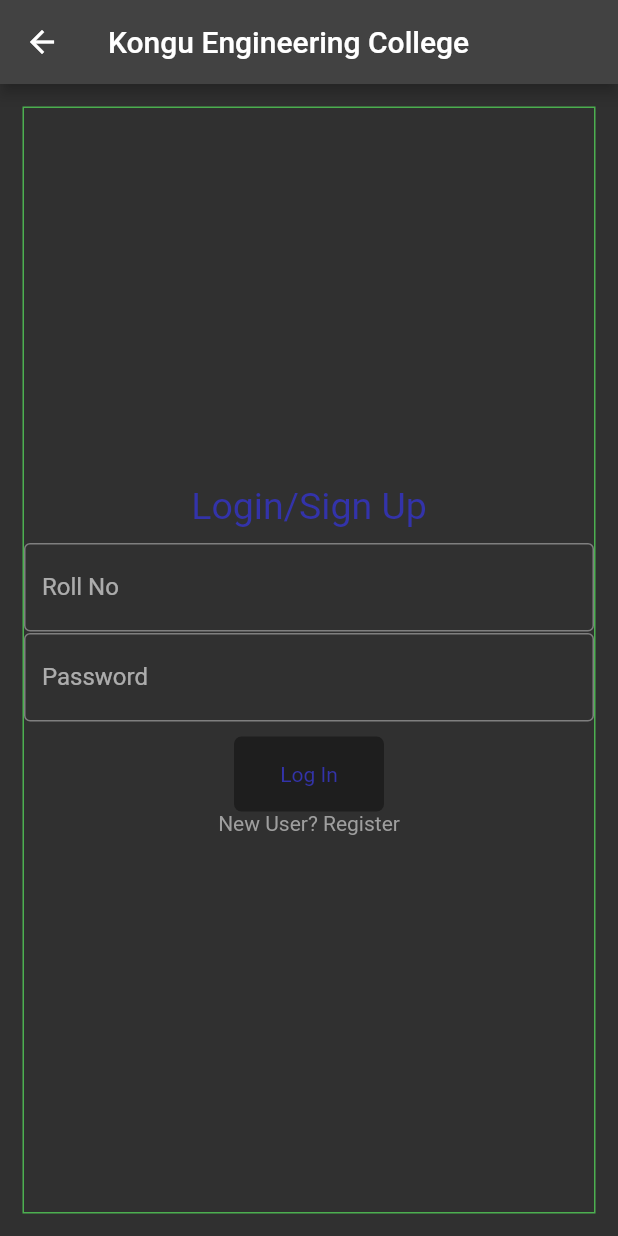
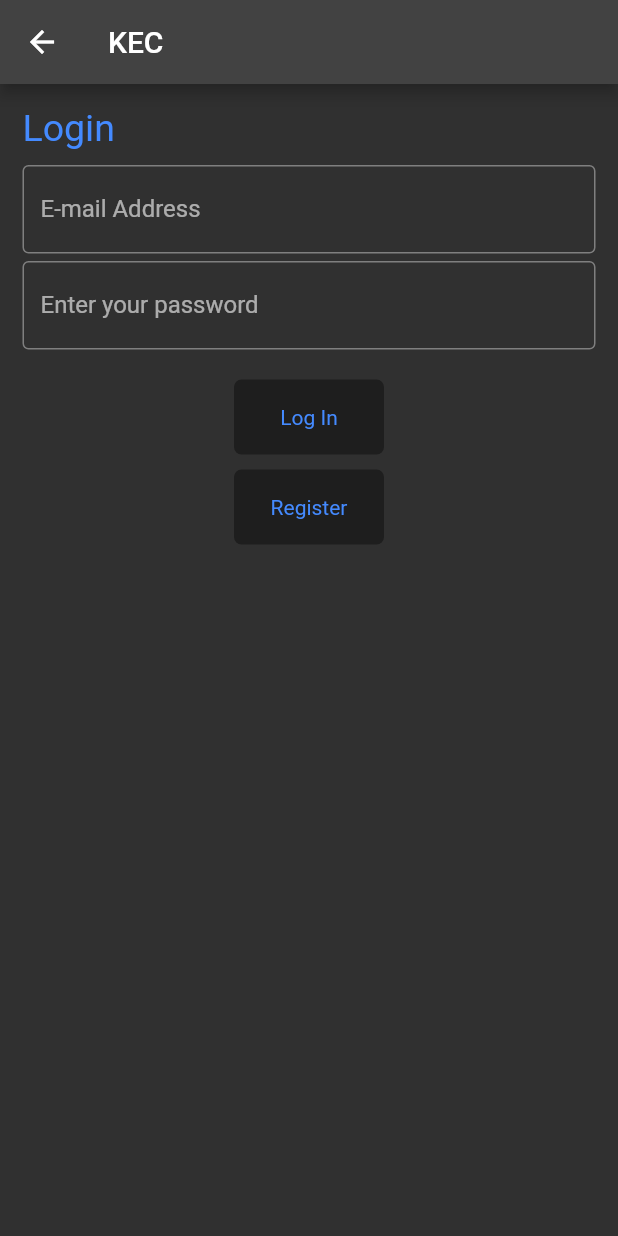
Before and after one commit to SreeHarshan/kec_app, a Flutter app: the screen it shows after launch, after a tap on the "assignment ind" icon, on a phone screen of 412 x 824 dp. Run offline on Flutter 3.47's test engine with Material 2 defaults, Android fonts, the phone set to English and light mode, and no system bars; our stand-ins replace device_preview; missing offline and left inert: validate.

Commit message:
working signup and login frontend

```diff
--- a/kec/lib/colors.dart
+++ b/kec/lib/colors.dart
@@ -1,5 +1,5 @@
 import 'package:flutter/material.dart';
 
-const Color foreground = Color(0xff3333aa);
+const Color foreground = Colors.blueAccent;
 const Color background = Colors.black38;
 const Color focus = Colors.blueAccent;
--- a/kec/lib/home.dart
+++ b/kec/lib/home.dart
@@ -14,7 +14,7 @@
   Widget build(BuildContext context) {
     return Scaffold(
         appBar: AppBar(
-          title: const Text("Kongu Engineering College"),
+          title: const Text("KEC"),
           leading: const IconButton(
             icon: Icon(Icons.menu),
             tooltip: 'Navigation menu',
--- a/kec/lib/login.dart
+++ b/kec/lib/login.dart
@@ -1,43 +1,45 @@
 import 'package:flutter/material.dart';
+import 'package:validate/validate.dart';
 
 import 'colors.dart' as colors;
 import 'signup.dart';
 
 class LoginPage extends StatefulWidget {
-  const LoginPage({Key? key}) : super(key: key);
+  LoginPage({Key? key}) : super(key: key);
 
+  @override
   _loginpage createState() => _loginpage();
 }
 
 // ignore: camel_case_types
 class _loginpage extends State<LoginPage> {
-  late TextEditingController _rollno, _pass;
-  @override
-  void initState() {
-    super.initState();
-    _rollno = TextEditingController();
-    _pass = TextEditingController();
+  final GlobalKey<FormState> _formKey = GlobalKey<FormState>();
+  String email = "", pass = "";
+  String? _validateEmail(String? value) {
+    // If empty value, the isEmail function throw a error.
+    // So I changed this function with try and catch.
+    try {
+      Validate.isEmail(value);
+    } catch (e) {
+      return 'The E-mail Address must be a valid email address.';
     }
 
-  void _login() {
-    if (_rollno.text.isNotEmpty && _pass.text.isNotEmpty) {
-      //TODO login here
-      Navigator.pop(context);
+    return null;
+  }
+
+  String? _validatePassword(String? value) {
+    if (value!.length < 8) {
+      return 'The Password must be at least 8 characters.';
+    }
+    return null;
+  }
+
+  void _submit() {
+    // First validate form.
+    if (_formKey.currentState!.validate()) {
+      _formKey.currentState!.save(); // Save our form now.
+
     } else {
-      /*
-      showDialog(
-          context: context,
-          builder: (context) => AlertDialog(
-                title: const Text("Incorrect Values"),
-                actions: [
-                  ElevatedButton(
-                      onPressed: () {
-                        Navigator.pop(context);
-                      },
-                      child: const Text("Retry"))
-                ],
-              ));*/
-
       ScaffoldMessenger.of(context).showSnackBar(const SnackBar(
         content: Text('Please enter details correctly'),
         backgroundColor: Colors.red,
@@ -47,9 +49,10 @@
 
   @override
   Widget build(BuildContext context) {
+    final Size screenSize = MediaQuery.of(context).size;
     return Scaffold(
         appBar: AppBar(
-        title: const Text("Kongu Engineering College"),
+          title: const Text("KEC"),
           leading: IconButton(
             icon: const Icon(Icons.arrow_back),
             tooltip: 'Back',
@@ -61,44 +64,46 @@
         body: Center(
           child: Container(
             margin: const EdgeInsets.all(15.0),
-              decoration:
-                  BoxDecoration(border: Border.all(color: Colors.green)),
-              child: Column(
+            child: Form(
+              key: _formKey,
+              child: ListView(
                 children: <Widget>[
                   const Text(
-                    "Login/Sign Up",
+                    "Login",
                     style: TextStyle(
                       color: colors.foreground,
                       fontSize: 25,
                     ),
                   ),
-                  const SizedBox(height: 10), // to add padding
+                  const SizedBox(height: 10),
+                  TextFormField(
+                      keyboardType: TextInputType
+                          .emailAddress, // Use email input type for emails.
 
-                  TextField(
-                    controller: _rollno,
                       decoration: const InputDecoration(
                           border: OutlineInputBorder(),
-                      labelText: 'Roll No',
-                    ),
-                    enableSuggestions: false,
-                    autocorrect: false,
-                  ),
-                  const SizedBox(height: 1), // to add padding
-
-                  TextField(
-                    controller: _pass,
+                          hintText: 'you@example.com',
+                          labelText: 'E-mail Address'),
+                      validator: _validateEmail,
+                      onSaved: (String? value) {
+                        email = value!;
+                      }),
+                  const SizedBox(height: 5),
+                  TextFormField(
+                      obscureText: true, // Use secure text for passwords.
                       decoration: const InputDecoration(
                           border: OutlineInputBorder(),
-                      labelText: 'Password',
-                    ),
-                    obscureText: true,
-                    enableSuggestions: false,
-                    autocorrect: false,
-                  ),
-                  const SizedBox(height: 10), // to add padding
-
+                          hintText: 'Password',
+                          labelText: 'Enter your password'),
+                      validator: _validatePassword,
+                      onSaved: (String? value) {
+                        pass = value!;
+                      }),
+                  Container(
+                    width: screenSize.width,
+                    child: Column(children: <Widget>[
                       GestureDetector(
-                    onTap: _login,
+                        onTap: _submit,
                         child: Container(
                           height: 50.0,
                           width: 100.0,
@@ -114,6 +119,8 @@
                           ),
                         ),
                       ),
+                      const SizedBox(height: 10), // to add padding
+
                       GestureDetector(
                         onTap: () {
                           Navigator.push(
@@ -121,19 +128,35 @@
                               MaterialPageRoute(
                                   builder: (context) => const SignupPage()));
                         },
-                      child: const Text("New User? Register",
-                          style: TextStyle(color: Colors.grey)))
+                        child: Container(
+                          height: 50.0,
+                          width: 100.0,
+                          decoration: BoxDecoration(
+                            borderRadius: BorderRadius.circular(5.0),
+                            color: colors.background,
+                          ),
+                          child: const Center(
+                            child: Text(
+                              'Register',
+                              style: TextStyle(color: colors.foreground),
+                            ),
+                          ),
+                        ),
+                      ),
+                    ]),
+                    margin: const EdgeInsets.only(top: 20.0),
+                  )
                 ],
-                mainAxisAlignment: MainAxisAlignment.center,
-                crossAxisAlignment: CrossAxisAlignment.center,
-              ))),
-    );
+              ),
+            ),
+          ),
+        ));
   }
 
   @override
   void dispose() {
-    _rollno.dispose();
-    _pass.dispose();
+//    _rollno.dispose();
+//    _pass.dispose();
     super.dispose();
   }
 }
--- a/kec/lib/main.dart
+++ b/kec/lib/main.dart
@@ -29,14 +29,19 @@
     home: Main()));
 */
 class Main extends StatefulWidget {
+  const Main({Key? key}) : super(key: key);
+
+  @override
   _main createState() => _main();
 }
 
+// ignore: camel_case_types
 class _main extends State<Main> {
+  @override
   Widget build(BuildContext context) {
     return Scaffold(
         appBar: AppBar(
-          title: const Text("Kongu Engineering College"),
+          title: const Text("KEC"),
           leading: const IconButton(
             icon: Icon(Icons.menu),
             tooltip: 'Navigation menu',
@@ -45,10 +50,8 @@
           actions: <Widget>[
             IconButton(
                 onPressed: () {
-                  Navigator.push(
-                      context,
-                      MaterialPageRoute(
-                          builder: (context) => const LoginPage()));
+                  Navigator.push(context,
+                      MaterialPageRoute(builder: (context) => LoginPage()));
                 },
                 icon: const Icon(Icons.assignment_ind))
           ],
```
Also changed, not shown: kec/lib/signup.dart (+101 -15 lines). Lines whose indentation alone changed are shown as unchanged.
